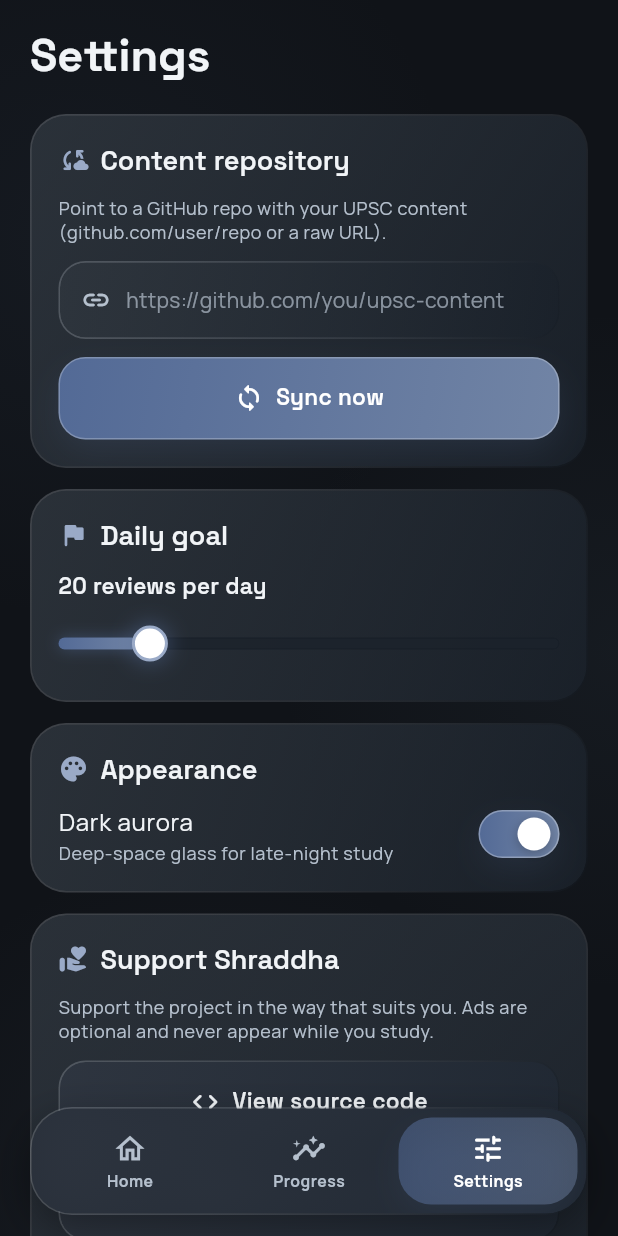
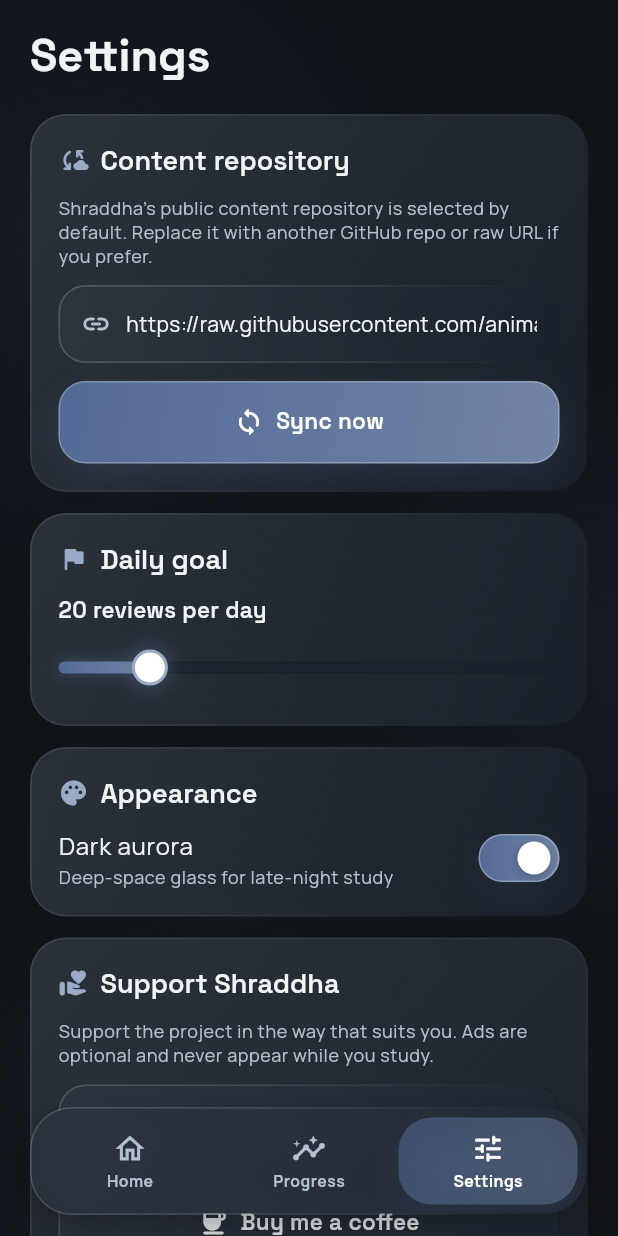
Before and after one commit to anima-regem/shraddha, a Flutter app: the screen it shows after launch, item 3 of the bottom bar chosen, on a phone screen of 412 x 824 dp. Run offline on Flutter 3.47's test engine with Material 3 defaults, Android fonts, the phone set to English and light mode, and no system bars; drawn by our look-alikes of flutter_animate; our stand-ins replace confetti, dio, drift, drift_flutter, fl_chart, flutter_riverpod and 3 more; accounts and stored records are empty; generated files the repository leaves out were written again.

Commit message:
Default content sync to Shraddha repo

```diff
--- a/app/lib/features/settings/settings_screen.dart
+++ b/app/lib/features/settings/settings_screen.dart
@@ -7,6 +7,7 @@
 import '../../core/haptics.dart';
 import '../../core/theme.dart';
 import '../../data/providers.dart';
+import '../../data/sync_service.dart';
 import '../ads/watch_ads_screen.dart';
 import '../../ui/aurora_route.dart';
 import '../../ui/glass_button.dart';
@@ -33,7 +34,7 @@
   void initState() {
     super.initState();
     _repoController = TextEditingController(
-      text: ref.read(syncServiceProvider).repoUrl ?? '',
+      text: ref.read(syncServiceProvider).repoUrl,
     );
   }
 
@@ -100,14 +101,14 @@
             crossAxisAlignment: CrossAxisAlignment.start,
             children: [
               Text(
-                'Point to a GitHub repo with your UPSC content '
-                '(github.com/user/repo or a raw URL).',
+                'Shraddha’s public content repository is selected by default. '
+                'Replace it with another GitHub repo or raw URL if you prefer.',
                 style: Theme.of(context).textTheme.bodySmall,
               ),
               const SizedBox(height: 12),
               GlassField(
                 controller: _repoController,
-                hint: 'https://github.com/you/upsc-content',
+                hint: SyncService.defaultRepoUrl,
                 icon: Icons.link_rounded,
                 keyboardType: TextInputType.url,
               ),
```
Also changed, not shown: app/lib/data/sync_service.dart (+5 -11 lines), 1 other file.
